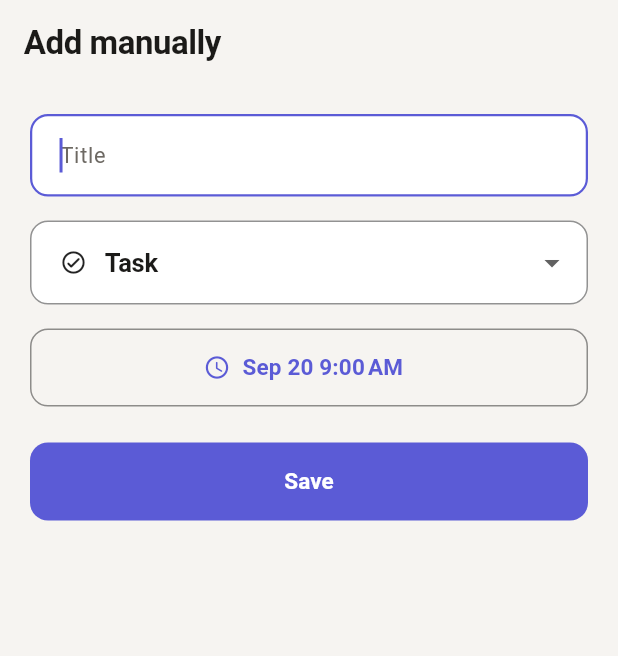
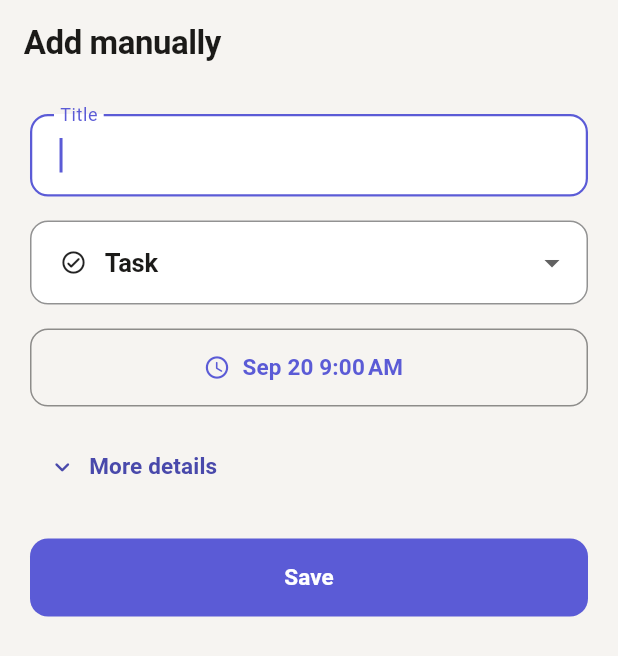
Before and after one commit to reylasupport/relya, a Flutter app: the ManualEntryScreen screen opened by its route, on a phone screen of 412 x 824 dp. Shown: the top 656 px of the screen. Run offline on Flutter 3.47's test engine with Material 3 defaults, Android fonts, the phone set to English and light mode, and no system bars; our stand-ins replace connectivity_plus, file_picker, flutter_local_notifications, flutter_riverpod, flutter_timezone, go_router and 7 more; missing offline and left inert: add_2_calendar, google_mlkit_text_recognition, posthog_flutter, purchases_flutter, receive_sharing_intent; accounts and stored records are empty; generated files the repository leaves out were written again.

Commit message:
Add by hand what you can edit afterwards, and suggest the names
Adding something manually offered a title, a kind and a date. Editing
it offered notes, an amount, a currency, a place and who it was with.
So the only way to add a receipt with a price on it was to save it
without one and immediately open it again - a round trip through two
screens to reach fields that were there the whole time.

The fields are the same fields now. What differs is what is asked for:
only the title is required, and everything past the title, the kind and
the date starts folded behind "More details". Same options, nothing in
the way.

The title field on that screen also had an English hint string sitting
in the source, in an app that ships in four languages.

PlaceField replaces the plain text boxes for where and who, on both
screens. It offers names the person has used before, then the brands
the app already recognises, and it insists on none of them: what is
typed is the answer, a name nobody has heard of needs no ceremony, and
there is no "create new" row because there is nothing to create. It
stays quiet until two characters are in, drops a name it has just
watched somebody finish typing, and shows at most six so it never
covers the Save button.

What it is not is a search of what is nearby. That needs a places
provider, an API key, a billing account and the location permission,
and "restaurants near me" is a product decision with a monthly cost
attached rather than something to fake with a hardcoded list. When that
provider exists it becomes a third source in place_suggestions.dart and
nothing else changes.

180 tests pass.

Co-Authored-By: Claude Opus 5 <noreply@anthropic.com>

```diff
--- a/mobile/lib/features/capture/presentation/manual_entry_screen.dart
+++ b/mobile/lib/features/capture/presentation/manual_entry_screen.dart
@@ -12,6 +12,7 @@ import '../../../shared/domain/life_item.dart';
 import '../../../shared/domain/life_item_status.dart';
 import '../../../shared/domain/life_item_type.dart';
 import '../../../shared/widgets/category_label.dart';
+import '../../../shared/widgets/place_field.dart';
 
 /// The escape hatch. Rarely the main path, but an assistant that cannot be
 /// told something directly is not an assistant.
@@ -24,9 +25,24 @@ class ManualEntryScreen extends ConsumerStatefulWidget {
 
 class _ManualEntryScreenState extends ConsumerState<ManualEntryScreen> {
   final _title = TextEditingController();
+  final _notes = TextEditingController();
+  final _amount = TextEditingController();
+  final _currency = TextEditingController();
+  final _location = TextEditingController();
+  final _organization = TextEditingController();
   final _formKey = GlobalKey<FormState>();
 
   LifeItemType _type = LifeItemType.task;
+
+  /// Everything past the title, the kind and the date starts folded away.
+  ///
+  /// The edit screen has always offered the amount, the place and who it was
+  /// with; this screen offered none of them, so adding something by hand and
+  /// then giving it a price meant saving it and opening it again. The fields
+  /// are the same fields now. What is different is that only the title is
+  /// required - the rest is there when it is wanted and out of the way when
+  /// it is not.
+  bool _showMore = false;
 
   /// Today, not null. The button under the form has always read "Today", and
   /// an item saved with no date at all is dropped by every list on the way
@@ -43,7 +59,22 @@ class _ManualEntryScreenState extends ConsumerState<ManualEntryScreen> {
   @override
   void dispose() {
     _title.dispose();
+    _notes.dispose();
+    _amount.dispose();
+    _currency.dispose();
+    _location.dispose();
+    _organization.dispose();
     super.dispose();
+  }
+
+  num? _parseAmount() {
+    final raw = _amount.text.trim().replaceAll(',', '.');
+    return raw.isEmpty ? null : num.tryParse(raw);
+  }
+
+  String? _trimmed(TextEditingController controller) {
+    final value = controller.text.trim();
+    return value.isEmpty ? null : value;
   }
 
   Future<void> _pickDate() async {
@@ -86,9 +117,17 @@ class _ManualEntryScreenState extends ConsumerState<ManualEntryScreen> {
               id: newId(),
               type: _type,
               title: _title.text.trim(),
+              description: _trimmed(_notes),
               status: LifeItemStatus.active,
               startAt: _when.toUtc(),
               startTimezone: DateTime.now().timeZoneName,
+              amount: _parseAmount(),
+              currency: _trimmed(_currency)?.toUpperCase(),
+              location: _trimmed(_location),
+              organization: _trimmed(_organization),
+              // Typed by a person, not read by a model. Nothing downstream
+              // should ever ask them to check it.
+              confidence: 1,
               createdAt: now,
             ),
           );
@@ -117,7 +156,7 @@ class _ManualEntryScreenState extends ConsumerState<ManualEntryScreen> {
               controller: _title,
               autofocus: true,
               textCapitalization: TextCapitalization.sentences,
-              decoration: const InputDecoration(hintText: 'Title'),
+              decoration: InputDecoration(labelText: l10n.itemTitleField),
               // An empty string here failed the form with no visible reason,
               // so Save looked broken rather than refused.
               validator: (value) => (value == null || value.trim().isEmpty)
@@ -149,6 +188,77 @@ class _ManualEntryScreenState extends ConsumerState<ManualEntryScreen> {
               icon: const Icon(Icons.schedule_rounded, size: 18),
               label: Text(AppDateFormat.dateAndTime(_when, context.localeTag)),
             ),
+            const SizedBox(height: AppSpacing.lg),
+            Align(
+              alignment: AlignmentDirectional.centerStart,
+              child: TextButton.icon(
+                onPressed: () => setState(() => _showMore = !_showMore),
+                icon: Icon(
+                  _showMore
+                      ? Icons.expand_less_rounded
+                      : Icons.expand_more_rounded,
+                  size: 20,
+                ),
+                label: Text(l10n.manualMoreDetails),
+              ),
+            ),
+            if (_showMore) ...[
+              const SizedBox(height: AppSpacing.sm),
+              TextFormField(
+                controller: _notes,
+                minLines: 2,
+                maxLines: 4,
+                textCapitalization: TextCapitalization.sentences,
+                decoration: InputDecoration(labelText: l10n.itemNotes),
+              ),
+              const SizedBox(height: AppSpacing.lg),
+              Row(
+                crossAxisAlignment: CrossAxisAlignment.start,
+                children: [
+                  Expanded(
+                    flex: 2,
+                    child: TextFormField(
+                      controller: _amount,
+                      keyboardType: const TextInputType.numberWithOptions(
+                        decimal: true,
+                      ),
+                      decoration: InputDecoration(labelText: l10n.itemAmount),
+                      validator: (value) {
+                        final raw = (value ?? '').trim().replaceAll(',', '.');
+                        if (raw.isEmpty) return null;
+                        return num.tryParse(raw) == null
+                            ? l10n.errorAmount
+                            : null;
+                      },
+                    ),
+                  ),
+                  const SizedBox(width: AppSpacing.md),
+                  Expanded(
+                    child: TextFormField(
+                      controller: _currency,
+                      textCapitalization: TextCapitalization.characters,
+                      maxLength: 3,
+                      decoration: InputDecoration(
+                        labelText: l10n.itemCurrency,
+                        counterText: '',
+                      ),
+                    ),
+                  ),
+                ],
+              ),
+              const SizedBox(height: AppSpacing.lg),
+              PlaceField(
+                controller: _location,
+                label: l10n.itemWhere,
+                icon: Icons.place_outlined,
+              ),
+              const SizedBox(height: AppSpacing.lg),
+              PlaceField(
+                controller: _organization,
+                label: l10n.itemOrganisation,
+                icon: Icons.storefront_outlined,
+              ),
+            ],
             const SizedBox(height: AppSpacing.xl),
             FilledButton(
               onPressed: _busy ? null : _save,
--- a/mobile/lib/l10n/app_en.arb
+++ b/mobile/lib/l10n/app_en.arb
@@ -100,6 +100,7 @@
   "captureUploadFile": "Upload PDF or file",
   "capturePasteText": "Paste text",
   "captureManual": "Add manually",
+  "manualMoreDetails": "More details",
   "capturePasteHint": "Message, email or note",
   "captureQuotaReachedTitle": "You have used this month allowance",
   "captureQuotaReachedMessage": "Upgrade for unlimited captures, or wait until {date}.",
--- a/mobile/lib/l10n/app_es.arb
+++ b/mobile/lib/l10n/app_es.arb
@@ -50,6 +50,7 @@
   "captureUploadFile": "Subir PDF o archivo",
   "capturePasteText": "Pegar texto",
   "captureManual": "Añadir manualmente",
+  "manualMoreDetails": "Más detalles",
   "capturePasteHint": "Mensaje, email o nota",
   "captureQuotaReachedTitle": "Has usado tu cuota de este mes",
   "captureQuotaReachedMessage": "Suscríbete para capturas ilimitadas, o espera hasta el {date}.",
--- a/mobile/lib/l10n/app_pt.arb
+++ b/mobile/lib/l10n/app_pt.arb
@@ -50,6 +50,7 @@
   "captureUploadFile": "Carregar PDF ou ficheiro",
   "capturePasteText": "Colar texto",
   "captureManual": "Adicionar manualmente",
+  "manualMoreDetails": "Mais detalhes",
   "capturePasteHint": "Mensagem, email ou nota",
   "captureQuotaReachedTitle": "Já usaste a tua quota deste mês",
   "captureQuotaReachedMessage": "Subscreve para capturas ilimitadas, ou espera até {date}.",
--- a/mobile/lib/l10n/app_pt_BR.arb
+++ b/mobile/lib/l10n/app_pt_BR.arb
@@ -50,6 +50,7 @@
   "captureUploadFile": "Enviar PDF ou arquivo",
   "capturePasteText": "Colar texto",
   "captureManual": "Adicionar manualmente",
+  "manualMoreDetails": "Mais detalhes",
   "capturePasteHint": "Mensagem, email ou nota",
   "captureQuotaReachedTitle": "Você já usou a cota deste mês",
   "captureQuotaReachedMessage": "Assine para capturas ilimitadas, ou espere até {date}.",
```
Also changed, not shown: mobile/lib/features/capture/domain/place_suggestions.dart (added, +73 -0 lines), mobile/lib/features/item/presentation/item_edit_screen.dart (+9 -6 lines), mobile/lib/shared/widgets/place_field.dart (added, +121 -0 lines), 1 other file.
